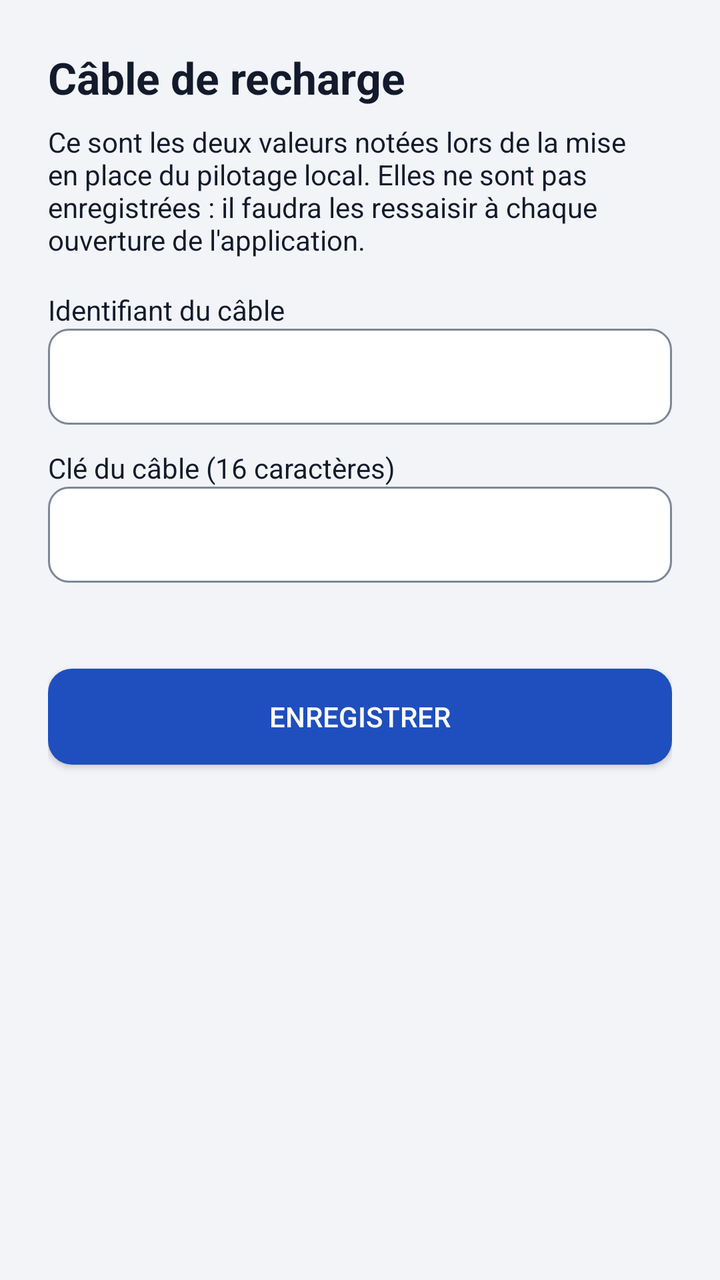
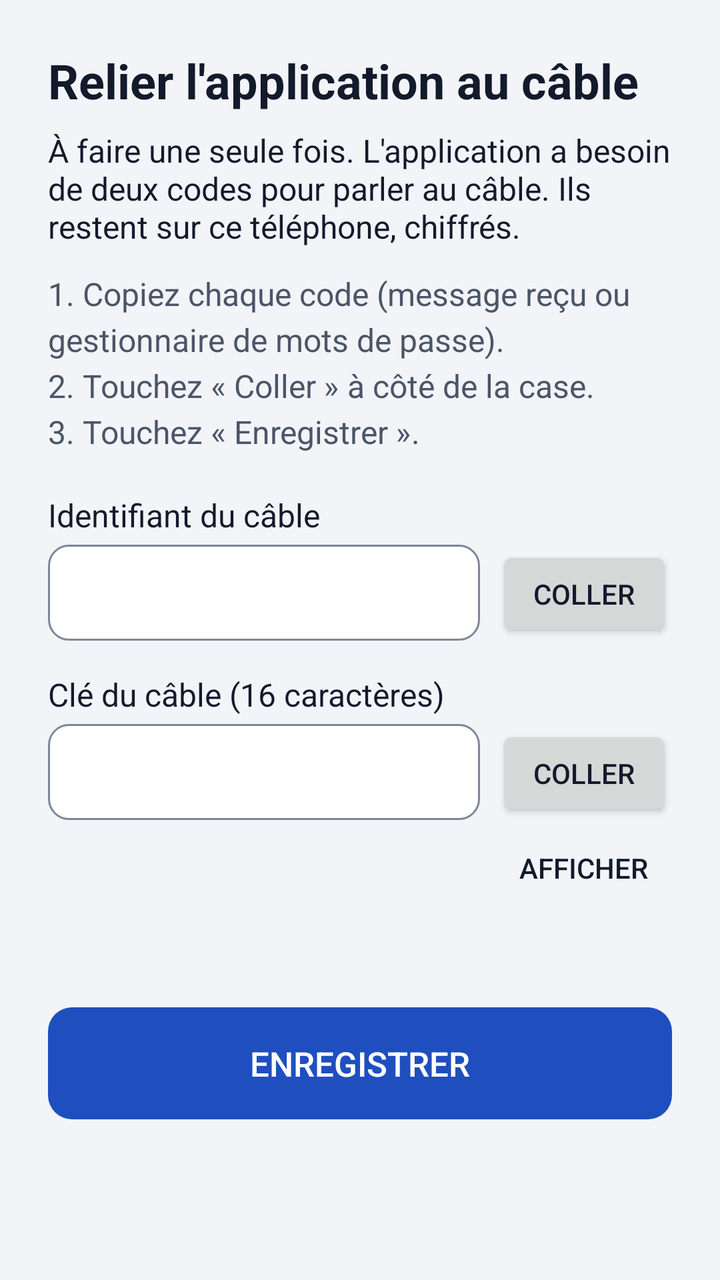

An Android layout rendered at two revisions. The XML below is the earlier revision; the diff shows what the commit changed to produce the second picture.
<!-- AndroidManifest.xml: application theme Theme.Coque -->
<!-- res/layout/formulaire.xml -->
<?xml version="1.0" encoding="utf-8"?>
<ScrollView xmlns:android="http://schemas.android.com/apk/res/android"
    android:layout_width="match_parent"
    android:layout_height="match_parent"
    android:fillViewport="true">

    <LinearLayout
        android:layout_width="match_parent"
        android:layout_height="wrap_content"
        android:orientation="vertical"
        android:padding="24dp">

        <TextView
            android:id="@+id/titre_cle"
            android:layout_width="match_parent"
            android:layout_height="wrap_content"
            android:text="@string/titre_cle"
            android:textColor="?android:attr/textColorPrimary"
            android:textSize="22sp"
            android:textStyle="bold" />

        <TextView
            android:layout_width="match_parent"
            android:layout_height="wrap_content"
            android:layout_marginTop="8dp"
            android:text="@string/explication_cle"
            android:textColor="?android:attr/textColorPrimary"
            android:textSize="14sp" />

        <TextView
            android:layout_width="match_parent"
            android:layout_height="wrap_content"
            android:layout_marginTop="16dp"
            android:labelFor="@+id/champ_id"
            android:text="@string/libelle_id"
            android:textColor="?android:attr/textColorPrimary" />

        <EditText
            android:id="@+id/champ_id"
            android:layout_width="match_parent"
            android:layout_height="wrap_content"
            android:background="@drawable/champ"
            android:importantForAutofill="no"
            android:inputType="textNoSuggestions|textVisiblePassword"
            android:maxLength="64"
            android:minHeight="48dp"
            android:textColor="?android:attr/textColorPrimary" />

        <TextView
            android:layout_width="match_parent"
            android:layout_height="wrap_content"
            android:layout_marginTop="12dp"
            android:labelFor="@+id/champ_cle"
            android:text="@string/libelle_cle"
            android:textColor="?android:attr/textColorPrimary" />

        <EditText
            android:id="@+id/champ_cle"
            android:layout_width="match_parent"
            android:layout_height="wrap_content"
            android:background="@drawable/champ"
            android:importantForAutofill="no"
            android:inputType="textNoSuggestions|textVisiblePassword"
            android:maxLength="16"
            android:minHeight="48dp"
            android:textColor="?android:attr/textColorPrimary" />

        <TextView
            android:id="@+id/texte_erreur"
            android:layout_width="match_parent"
            android:layout_height="wrap_content"
            android:layout_marginTop="8dp"
            android:accessibilityLiveRegion="polite"
            android:textColor="@color/erreur" />

        <Button
            android:id="@+id/bouton_enregistrer"
            android:layout_width="match_parent"
            android:layout_height="wrap_content"
            android:layout_marginTop="16dp"
            android:background="@drawable/bouton"
            android:minHeight="48dp"
            android:text="@string/enregistrer"
            android:textColor="#ffffff" />

        <Button
            android:id="@+id/bouton_retour"
            android:layout_width="match_parent"
            android:layout_height="wrap_content"
            android:layout_marginTop="8dp"
            android:minHeight="48dp"
            android:text="@string/retour"
            android:visibility="gone" />
    </LinearLayout>
</ScrollView>
<!-- resources referenced by this layout -->
<resources>
  <color name="erreur">#a32222</color>
  <!-- drawable bouton (drawable) -->
  <?xml version="1.0" encoding="utf-8"?>
  <shape xmlns:android="http://schemas.android.com/apk/res/android" android:shape="rectangle">
      <solid android:color="#1f4fbf" />
      <corners android:radius="12dp" />
  </shape>
  <!-- drawable champ (drawable) -->
  <?xml version="1.0" encoding="utf-8"?>
  <shape xmlns:android="http://schemas.android.com/apk/res/android" android:shape="rectangle">
      <solid android:color="#ffffff" />
      <stroke android:width="1dp" android:color="#7d8799" />
      <corners android:radius="10dp" />
      <padding android:left="12dp" android:right="12dp" />
  </shape>
  <string name="enregistrer">Enregistrer</string>
  <string name="explication_cle">Ce sont les deux valeurs notées lors de la mise en place du pilotage local. Elles ne sont pas enregistrées : il faudra les ressaisir à chaque ouverture de l\'application.</string>
  <string name="libelle_cle">Clé du câble (16 caractères)</string>
  <string name="libelle_id">Identifiant du câble</string>
  <string name="retour">Retour</string>
  <string name="titre_cle">Câble de recharge</string>
  <style name="Theme.Coque" parent="@android:style/Theme.DeviceDefault.DayNight">
          <item name="android:windowBackground">#f2f4f8</item>
          <item name="android:colorBackground">#f2f4f8</item>
          <item name="android:colorPrimary">#f2f4f8</item>
          <item name="android:statusBarColor">#f2f4f8</item>
          <item name="android:navigationBarColor">#f2f4f8</item>
          <item name="android:windowLightStatusBar">true</item>
          <item name="android:windowLightNavigationBar">true</item>
          <item name="android:textColorPrimary">#131a2b</item>
          <item name="android:textColorSecondary">#4b5568</item>
      </style>
</resources>

<!-- the commit's change to res/layout/formulaire.xml (unified diff, before → after) -->
@@ -14,9 +14,10 @@
             android:id="@+id/titre_cle"
             android:layout_width="match_parent"
             android:layout_height="wrap_content"
+            android:accessibilityHeading="true"
             android:text="@string/titre_cle"
             android:textColor="?android:attr/textColorPrimary"
-            android:textSize="22sp"
+            android:textSize="24sp"
             android:textStyle="bold" />
 
         <TextView
@@ -25,45 +26,116 @@
             android:layout_marginTop="8dp"
             android:text="@string/explication_cle"
             android:textColor="?android:attr/textColorPrimary"
-            android:textSize="14sp" />
+            android:textSize="16sp" />
+
+        <TextView
+            android:layout_width="match_parent"
+            android:layout_height="wrap_content"
+            android:layout_marginTop="12dp"
+            android:lineSpacingExtra="4dp"
+            android:text="@string/etapes_cle"
+            android:textColor="?android:attr/textColorSecondary"
+            android:textSize="16sp" />
+
+        <TextView
+            android:layout_width="match_parent"
+            android:layout_height="wrap_content"
+            android:layout_marginTop="20dp"
+            android:labelFor="@+id/champ_id"
+            android:text="@string/libelle_id"
+            android:textColor="?android:attr/textColorPrimary"
+            android:textSize="16sp" />
+
+        <LinearLayout
+            android:layout_width="match_parent"
+            android:layout_height="wrap_content"
+            android:layout_marginTop="4dp"
+            android:orientation="horizontal">
+
+            <EditText
+                android:id="@+id/champ_id"
+                android:layout_width="0dp"
+                android:layout_height="wrap_content"
+                android:layout_weight="1"
+                android:background="@drawable/champ"
+                android:importantForAutofill="no"
+                android:inputType="textNoSuggestions|textVisiblePassword"
+                android:maxLength="64"
+                android:minHeight="48dp"
+                android:textColor="?android:attr/textColorPrimary"
+                android:textSize="16sp" />
+
+            <Button
+                android:id="@+id/coller_id"
+                android:layout_width="wrap_content"
+                android:layout_height="wrap_content"
+                android:layout_marginStart="8dp"
+                android:contentDescription="@string/coller_id_desc"
+                android:minHeight="48dp"
+                android:text="@string/coller" />
+        </LinearLayout>
 
         <TextView
             android:layout_width="match_parent"
             android:layout_height="wrap_content"
             android:layout_marginTop="16dp"
-            android:labelFor="@+id/champ_id"
-            android:text="@string/libelle_id"
-            android:textColor="?android:attr/textColorPrimary" />
+            android:labelFor="@+id/champ_cle"
+            android:text="@string/libelle_cle"
+            android:textColor="?android:attr/textColorPrimary"
+            android:textSize="16sp" />
 
-        <EditText
-            android:id="@+id/champ_id"
+        <LinearLayout
             android:layout_width="match_parent"
             android:layout_height="wrap_content"
-            android:background="@drawable/champ"
-            android:importantForAutofill="no"
-            android:inputType="textNoSuggestions|textVisiblePassword"
-            android:maxLength="64"
-            android:minHeight="48dp"
-            android:textColor="?android:attr/textColorPrimary" />
+            android:layout_marginTop="4dp"
+            android:orientation="horizontal">
 
-        <TextView
+            <EditText
+                android:id="@+id/champ_cle"
+                android:layout_width="0dp"
+                android:layout_height="wrap_content"
+                android:layout_weight="1"
+                android:background="@drawable/champ"
+                android:importantForAutofill="no"
+                android:inputType="textNoSuggestions|textPassword"
+                android:maxLength="16"
+                android:minHeight="48dp"
+                android:textColor="?android:attr/textColorPrimary"
+                android:textSize="16sp" />
+
+            <Button
+                android:id="@+id/coller_cle"
+                android:layout_width="wrap_content"
+                android:layout_height="wrap_content"
+                android:layout_marginStart="8dp"
+                android:contentDescription="@string/coller_cle_desc"
+                android:minHeight="48dp"
+                android:text="@string/coller" />
+        </LinearLayout>
+
+        <LinearLayout
             android:layout_width="match_parent"
             android:layout_height="wrap_content"
-            android:layout_marginTop="12dp"
-            android:labelFor="@+id/champ_cle"
-            android:text="@string/libelle_cle"
-            android:textColor="?android:attr/textColorPrimary" />
+            android:gravity="center_vertical"
+            android:orientation="horizontal">
 
-        <EditText
-            android:id="@+id/champ_cle"
-            android:layout_width="match_parent"
-            android:layout_height="wrap_content"
-            android:background="@drawable/champ"
-            android:importantForAutofill="no"
-            android:inputType="textNoSuggestions|textVisiblePassword"
-            android:maxLength="16"
-            android:minHeight="48dp"
-            android:textColor="?android:attr/textColorPrimary" />
+            <TextView
+                android:id="@+id/compteur_cle"
+                android:layout_width="0dp"
+                android:layout_height="wrap_content"
+                android:layout_weight="1"
+                android:accessibilityLiveRegion="polite"
+                android:textColor="?android:attr/textColorSecondary"
+                android:textSize="14sp" />
+
+            <Button
+                android:id="@+id/afficher_cle"
+                style="?android:attr/borderlessButtonStyle"
+                android:layout_width="wrap_content"
+                android:layout_height="wrap_content"
+                android:minHeight="48dp"
+                android:text="@string/afficher" />
+        </LinearLayout>
 
         <TextView
             android:id="@+id/texte_erreur"
@@ -71,7 +143,8 @@
             android:layout_height="wrap_content"
             android:layout_marginTop="8dp"
             android:accessibilityLiveRegion="polite"
-            android:textColor="@color/erreur" />
+            android:textColor="@color/erreur"
+            android:textSize="16sp" />
 
         <Button
             android:id="@+id/bouton_enregistrer"
@@ -79,9 +152,11 @@
             android:layout_height="wrap_content"
             android:layout_marginTop="16dp"
             android:background="@drawable/bouton"
-            android:minHeight="48dp"
+            android:enabled="false"
+            android:minHeight="56dp"
             android:text="@string/enregistrer"
-            android:textColor="#ffffff" />
+            android:textColor="#ffffff"
+            android:textSize="17sp" />
 
         <Button
             android:id="@+id/bouton_retour"
@@ -91,5 +166,16 @@
             android:minHeight="48dp"
             android:text="@string/retour"
             android:visibility="gone" />
+
+        <Button
+            android:id="@+id/bouton_oublier"
+            style="?android:attr/borderlessButtonStyle"
+            android:layout_width="match_parent"
+            android:layout_height="wrap_content"
+            android:layout_marginTop="24dp"
+            android:minHeight="48dp"
+            android:text="@string/oublier"
+            android:textColor="@color/erreur"
+            android:visibility="gone" />
     </LinearLayout>
 </ScrollView>
<!-- resource entries referenced after the edit -->
@@ -15,12 +15,18 @@
       <corners android:radius="10dp" />
       <padding android:left="12dp" android:right="12dp" />
   </shape>
+  <string name="afficher">Afficher</string>
+  <string name="coller">Coller</string>
+  <string name="coller_cle_desc">Coller la clé</string>
+  <string name="coller_id_desc">Coller l\'identifiant</string>
   <string name="enregistrer">Enregistrer</string>
-  <string name="explication_cle">Ce sont les deux valeurs notées lors de la mise en place du pilotage local. Elles ne sont pas enregistrées : il faudra les ressaisir à chaque ouverture de l\'application.</string>
+  <string name="etapes_cle">1. Copiez chaque code (message reçu ou gestionnaire de mots de passe).\n2. Touchez « Coller » à côté de la case.\n3. Touchez « Enregistrer ».</string>
+  <string name="explication_cle">À faire une seule fois. L\'application a besoin de deux codes pour parler au câble. Ils restent sur ce téléphone, chiffrés.</string>
   <string name="libelle_cle">Clé du câble (16 caractères)</string>
   <string name="libelle_id">Identifiant du câble</string>
+  <string name="oublier">Oublier le câble</string>
   <string name="retour">Retour</string>
-  <string name="titre_cle">Câble de recharge</string>
+  <string name="titre_cle">Relier l\'application au câble</string>
   <style name="Theme.Coque" parent="@android:style/Theme.DeviceDefault.DayNight">
           <item name="android:windowBackground">#f2f4f8</item>
           <item name="android:colorBackground">#f2f4f8</item>
